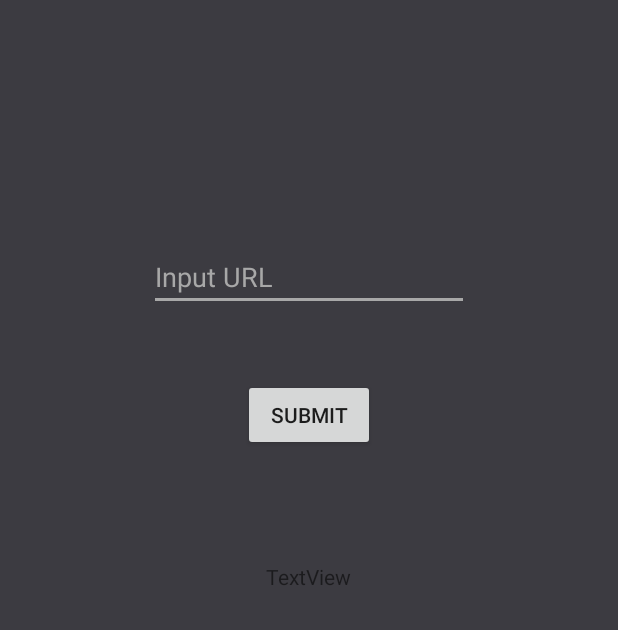
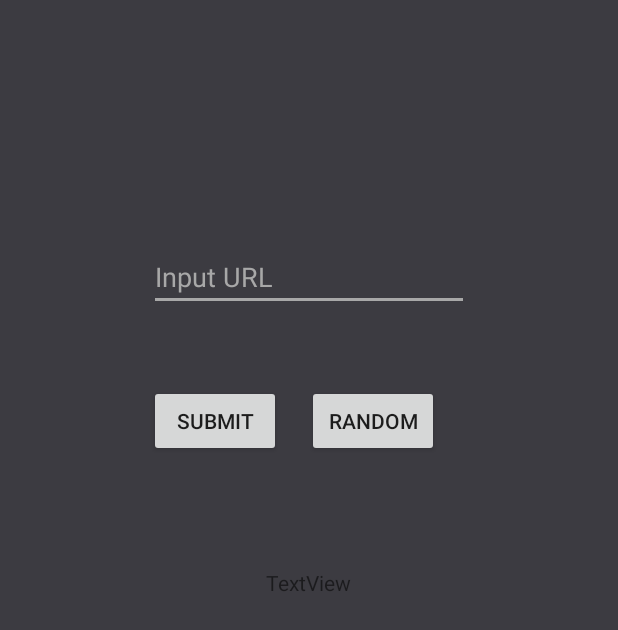
Before and after one commit to austincasale/CEN4020-InForme, an Android app: the screen it shows after launch (MainActivity), on a phone screen of 412 x 824 dp. Shown: the top 630 px of the screen. Run offline under Robolectric (Android 15) with nearby library versions, the phone set to English and light mode, and no system bars.

Commit message:
random
added randomarticle feature

```diff
--- a/Informe_app/app/src/main/res/layout/activity_main.xml
+++ b/Informe_app/app/src/main/res/layout/activity_main.xml
@@ -37,9 +37,19 @@
         android:text="Submit"
         android:layout_width="wrap_content"
         android:layout_height="wrap_content"
-        android:layout_marginTop="45dp"
+        android:layout_marginTop="49dp"
         android:id="@+id/submitURL"
         android:layout_below="@+id/urlToSummarize"
-        android:layout_centerHorizontal="true" />
+        android:layout_alignStart="@+id/urlToSummarize" />
+
+    <Button
+        android:text="Random"
+        android:layout_width="wrap_content"
+        android:layout_height="wrap_content"
+        android:id="@+id/randomArticle"
+        android:layout_alignBaseline="@+id/submitURL"
+        android:layout_alignBottom="@+id/submitURL"
+        android:layout_toEndOf="@+id/submitURL"
+        android:layout_marginStart="17dp" />
 
 </RelativeLayout>
```
Also changed, not shown: Informe_app/app/src/main/java/fyi/informe/informe_app/MainActivity.java (+116 -8 lines).
